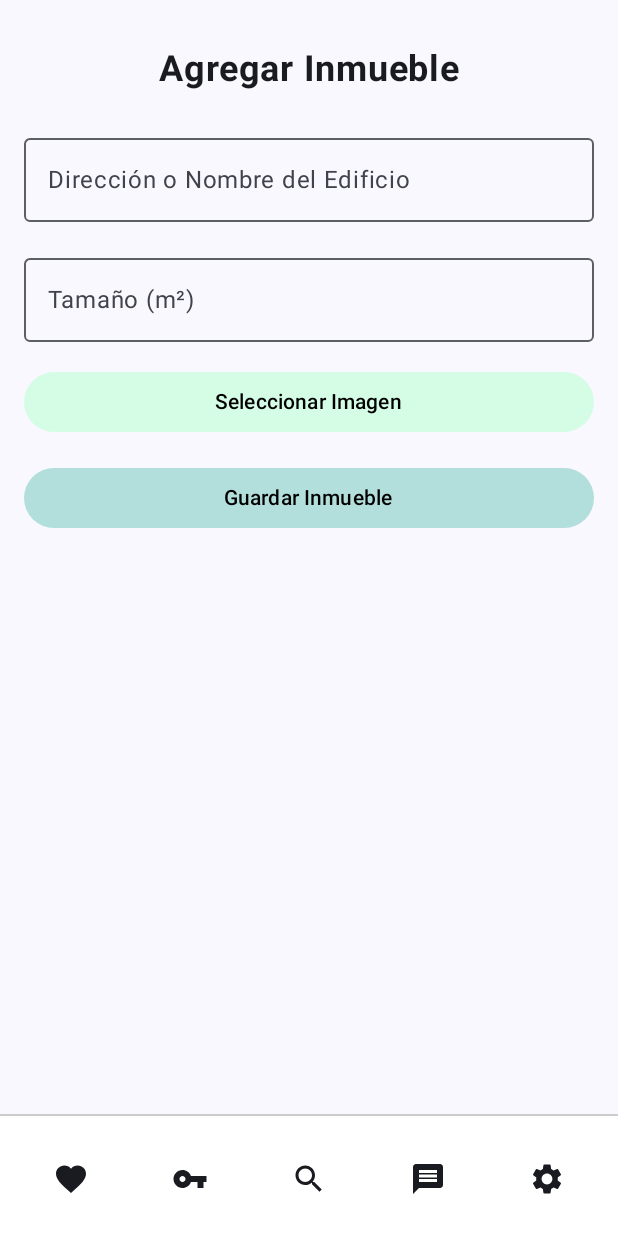
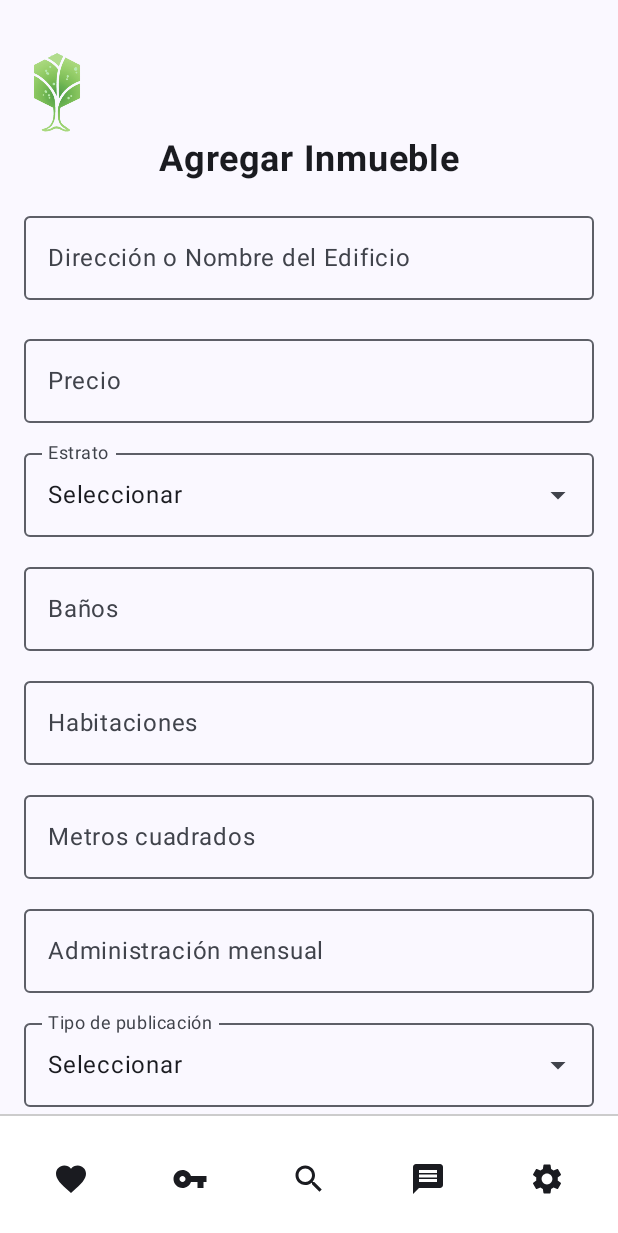
Before and after one commit to PUJ-ICM-2312/Roots, an Android app built with Jetpack Compose: the @Preview function GreetingPreview, on a phone screen of 412 x 824 dp. Shown: the top 1233 px of the screen. Run offline under Robolectric (Android 15) with nearby library versions, the phone set to English and light mode, and no system bars.

Commit message:
improved AddPropertyScreen, it has all the fields necessary to add a new property

```diff
--- a/Roots/app/src/main/java/com/example/roots/MainActivity.kt
+++ b/Roots/app/src/main/java/com/example/roots/MainActivity.kt
@@ -29,7 +29,7 @@ class MainActivity : ComponentActivity() {
                 }*/
                 // Para probar la pantalla que hagan, deben primero crearla en la carpeta screens
                 // Luego poner el nombre acá abajo, así cuando se corra esta vaina, se abre esa pantalla
-                CurrentPlanScreen()
+                AddPropertyScreen()
             }
         }
     }
--- a/Roots/app/src/main/java/com/example/roots/screens/AddPropertyScreen.kt
+++ b/Roots/app/src/main/java/com/example/roots/screens/AddPropertyScreen.kt
@@ -6,12 +6,17 @@ import androidx.activity.result.contract.ActivityResultContracts
 import androidx.compose.foundation.Image
 import androidx.compose.foundation.background
 import androidx.compose.foundation.layout.*
+import androidx.compose.foundation.rememberScrollState
 import androidx.compose.foundation.shape.RoundedCornerShape
 import androidx.compose.foundation.text.KeyboardOptions
+import androidx.compose.foundation.verticalScroll
+import androidx.compose.material.icons.Icons
+import androidx.compose.material.icons.filled.ArrowDropDown
 import androidx.compose.material3.*
 import androidx.compose.runtime.*
 import androidx.compose.ui.Alignment
 import androidx.compose.ui.Modifier
+import androidx.compose.ui.draw.clip
 import androidx.compose.ui.graphics.Color
 import androidx.compose.ui.layout.ContentScale
 import androidx.compose.ui.platform.LocalContext
@@ -25,15 +30,28 @@ import com.example.roots.R
 
 @Composable
 fun AddPropertyScreen() {
-    var name by remember { mutableStateOf("") }
-    var size by remember { mutableStateOf("") }
+    var direccion by remember { mutableStateOf("") }
+    var precio by remember { mutableStateOf("") }
+    var estrato by remember { mutableStateOf("Seleccionar") }
+    var numBanos by remember { mutableStateOf("") }
+    var numHabitaciones by remember { mutableStateOf("") }
+    var metros by remember { mutableStateOf("") }
+    var admin by remember { mutableStateOf("") }
+    var descripcion by remember { mutableStateOf("") }
+    var tipoPublicacion by remember { mutableStateOf("Seleccionar") }
+    var tipoInmueble by remember { mutableStateOf("Seleccionar") }
     var imageUri by remember { mutableStateOf<Uri?>(null) }
 
+    val context = LocalContext.current
     val launcher = rememberLauncherForActivityResult(
         contract = ActivityResultContracts.GetContent()
     ) { uri: Uri? ->
         imageUri = uri
     }
+
+    val estratos = (1..6).map { it.toString() }
+    val tiposPublicacion = listOf("Venta", "Arriendo", "Permuta", "Temporal")
+    val tiposInmueble = listOf("Apartamento", "Casa", "Apartaestudio", "Oficina", "Lote", "Local")
 
     Scaffold(
         bottomBar = { BottomNavBar() }
@@ -42,51 +60,75 @@ fun AddPropertyScreen() {
             modifier = Modifier
                 .padding(it)
                 .fillMaxSize()
+                .verticalScroll(rememberScrollState())
                 .padding(16.dp),
-            verticalArrangement = Arrangement.Top,
             horizontalAlignment = Alignment.CenterHorizontally
         ) {
             Spacer(modifier = Modifier.height(16.dp))
 
-            Text(
-                text = "Agregar Inmueble",
-                fontSize = 24.sp,
-                fontWeight = FontWeight.Bold
-            )
+            Row(
+                modifier = Modifier.fillMaxWidth(),
+                verticalAlignment = Alignment.Top
+            ) {
+                Image(
+                    painter = painterResource(id = R.drawable.logo),
+                    contentDescription = "Logo",
+                    modifier = Modifier
+                        .height(60.dp)
+                        .padding(start = 0.dp)
+                )
+            }
 
-            Spacer(modifier = Modifier.height(24.dp))
+            Text("Agregar Inmueble", fontSize = 24.sp, fontWeight = FontWeight.Bold)
+            Spacer(modifier = Modifier.height(16.dp))
 
             OutlinedTextField(
-                value = name,
-                onValueChange = { name = it },
+                value = direccion,
+                onValueChange = { direccion = it },
                 label = { Text("Dirección o Nombre del Edificio") },
                 modifier = Modifier.fillMaxWidth()
             )
 
-            Spacer(modifier = Modifier.height(16.dp))
+            Spacer(modifier = Modifier.height(12.dp))
+
+            NumberField("Precio", precio) { precio = it }
+            NumberField("Estrato", estrato, estratos) { estrato = it }
+            NumberField("Baños", numBanos) { numBanos = it }
+            NumberField("Habitaciones", numHabitaciones) { numHabitaciones = it }
+            NumberField("Metros cuadrados", metros) { metros = it }
+            NumberField("Administración mensual", admin) { admin = it }
+
+            DropDownSelector("Tipo de publicación", tipoPublicacion, tiposPublicacion) {
+                tipoPublicacion = it
+            }
+
+            DropDownSelector("Tipo de inmueble", tipoInmueble, tiposInmueble) {
+                tipoInmueble = it
+            }
 
             OutlinedTextField(
-                value = size,
-                onValueChange = { size = it },
-                label = { Text("Tamaño (m²)") },
-                keyboardOptions = KeyboardOptions(keyboardType = KeyboardType.Number),
-                modifier = Modifier.fillMaxWidth()
+                value = descripcion,
+                onValueChange = { descripcion = it },
+                label = { Text("Descripción") },
+                modifier = Modifier
+                    .fillMaxWidth()
+                    .height(120.dp),
+                maxLines = 6
             )
 
             Spacer(modifier = Modifier.height(16.dp))
 
             Button(
                 onClick = { launcher.launch("image/*") },
-                shape = RoundedCornerShape(50),
                 colors = ButtonDefaults.buttonColors(containerColor = Color(0xFFD5FDE5)),
-                modifier = Modifier.fillMaxWidth()
+                modifier = Modifier.fillMaxWidth(),
+                shape = RoundedCornerShape(50)
             ) {
                 Text("Seleccionar Imagen", color = Color.Black)
             }
 
-            Spacer(modifier = Modifier.height(16.dp))
-
             imageUri?.let {
+                Spacer(modifier = Modifier.height(12.dp))
                 Image(
                     painter = rememberAsyncImagePainter(it),
                     contentDescription = null,
@@ -94,14 +136,15 @@ fun AddPropertyScreen() {
                     modifier = Modifier
                         .height(180.dp)
                         .fillMaxWidth()
-                        .background(Color.LightGray, RoundedCornerShape(12.dp))
+                        .clip(RoundedCornerShape(12.dp))
                 )
-                Spacer(modifier = Modifier.height(16.dp))
             }
+
+            Spacer(modifier = Modifier.height(24.dp))
 
             Button(
                 onClick = {
-                    // TODO: Guardar inmueble en tu base de datos o estado
+                    // TODO: Guardar inmueble
                 },
                 shape = RoundedCornerShape(50),
                 colors = ButtonDefaults.buttonColors(containerColor = Color(0xFFB2DFDB)),
@@ -109,6 +152,63 @@ fun AddPropertyScreen() {
             ) {
                 Text("Guardar Inmueble", color = Color.Black)
             }
+
+            Spacer(modifier = Modifier.height(32.dp))
         }
     }
 }
+
+@Composable
+fun NumberField(label: String, value: String, onValueChange: (String) -> Unit) {
+    OutlinedTextField(
+        value = value,
+        onValueChange = { if (it.all { c -> c.isDigit() || c == '.' }) onValueChange(it) },
+        label = { Text(label) },
+        keyboardOptions = KeyboardOptions.Default.copy(keyboardType = KeyboardType.Number),
+        modifier = Modifier
+            .fillMaxWidth()
+            .padding(vertical = 6.dp)
+    )
+}
+
+@Composable
+fun NumberField(label: String, selected: String, options: List<String>, onSelect: (String) -> Unit) {
+    DropDownSelector(label, selected, options, onSelect)
+}
+
+@Composable
+fun DropDownSelector(label: String, selected: String, options: List<String>, onSelect: (String) -> Unit) {
+    var expanded by remember { mutableStateOf(false) }
+
+    Box(modifier = Modifier
+        .fillMaxWidth()
+        .padding(vertical = 6.dp)) {
+        OutlinedTextField(
+            value = selected,
+            onValueChange = {},
+            readOnly = true,
+            label = { Text(label) },
+            modifier = Modifier.fillMaxWidth(),
+            trailingIcon = {
+                IconButton(onClick = { expanded = !expanded }) {
+                    Icon(Icons.Default.ArrowDropDown, contentDescription = null)
+                }
+            }
+        )
+
+        DropdownMenu(
+            expanded = expanded,
+            onDismissRequest = { expanded = false }
+        ) {
+            options.forEach { option ->
+                DropdownMenuItem(
+                    text = { Text(option) },
+                    onClick = {
+                        onSelect(option)
+                        expanded = false
+                    }
+                )
+            }
+        }
+    }
+}
--- a/Roots/app/src/main/java/com/example/roots/screens/PaymentSuccessScreen.kt
+++ b/Roots/app/src/main/java/com/example/roots/screens/PaymentSuccessScreen.kt
@@ -31,7 +31,7 @@ fun PaymentSuccessScreen(onPublishClick: () -> Unit = {}) {
         ) {
             // Logo más arriba
             Image(
-                painter = painterResource(id = R.drawable.logo), // Cambia por tu logo real
+                painter = painterResource(id = R.drawable.logo),
                 contentDescription = "Logo Roots",
                 modifier = Modifier
                     .size(170.dp)
```
